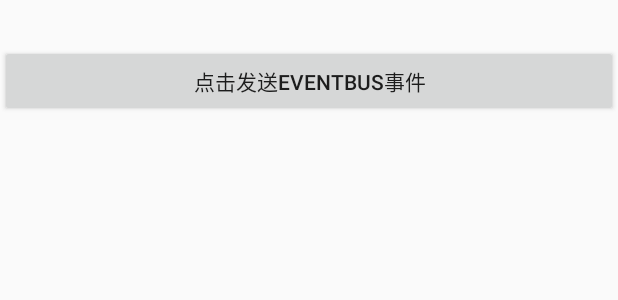
After one commit to rankaifeng/CoolFrame, an Android app: the layout evenbus_layout.xml on its own in the app's theme, with its tools: preview values and no code run, on a phone screen of 412 x 824 dp. The commit adds this screen. Shown: the top 300 px of the screen. Run offline under Robolectric (Android 15) with nearby library versions, the phone set to English and light mode, and no system bars.

```diff
--- a/CoolFrame/app/build.gradle
+++ b/CoolFrame/app/build.gradle
@@ -38,4 +38,5 @@ dependencies {
     compile 'io.reactivex.rxjava2:rxandroid:2.0.1'
     compile 'com.squareup.retrofit2:adapter-rxjava2:2.3.0'
     compile 'com.youth.banner:banner:1.4.9'
+    compile 'org.greenrobot:eventbus:3.0.0'
 }
--- a/CoolFrame/app/src/main/AndroidManifest.xml
+++ b/CoolFrame/app/src/main/AndroidManifest.xml
@@ -20,6 +20,6 @@
                 <category android:name="android.intent.category.LAUNCHER" />
             </intent-filter>
         </activity>
+        <activity android:name=".activity.EvenBusActivity" />
     </application>
-
 </manifest>
--- /dev/null
+++ b/CoolFrame/app/src/main/res/layout/evenbus_layout.xml
@@ -0,0 +1,21 @@
+<?xml version="1.0" encoding="utf-8"?>
+<RelativeLayout xmlns:android="http://schemas.android.com/apk/res/android"
+    android:layout_width="match_parent"
+    android:layout_height="match_parent">
+
+    <Button
+        android:layout_marginTop="30dp"
+        android:id="@+id/btn_event"
+        android:layout_width="match_parent"
+        android:layout_height="wrap_content"
+        android:text="点击发送eventbus事件" />
+
+    <TextView
+        android:layout_marginBottom="60dp"
+        android:id="@+id/tv_show"
+        android:layout_width="match_parent"
+        android:layout_height="wrap_content"
+        android:layout_alignParentBottom="true"
+        android:textSize="40sp" />
+
+</RelativeLayout>
--- a/CoolFrame/app/src/main/res/layout/recl_head.xml
+++ b/CoolFrame/app/src/main/res/layout/recl_head.xml
@@ -1,10 +1,13 @@
 <?xml version="1.0" encoding="utf-8"?>
 <LinearLayout xmlns:android="http://schemas.android.com/apk/res/android"
+    xmlns:app="http://schemas.android.com/apk/res-auto"
     android:layout_width="match_parent"
     android:layout_height="match_parent">
 
     <com.youth.banner.Banner
         android:id="@+id/banner"
         android:layout_width="match_parent"
-        android:layout_height="200dp" />
+        android:layout_height="200dp"
+        app:indicator_height="10dp"
+        app:indicator_width="10dp" />
 </LinearLayout>
```
Also changed, not shown: CoolFrame/app/src/main/java/cool/frame/com/coolframe/activity/EvenBusActivity.java (added, +56 -0 lines), CoolFrame/app/src/main/java/cool/frame/com/coolframe/activity/MainActivity.java (+46 -0 lines), CoolFrame/app/src/main/java/cool/frame/com/coolframe/model/EventMsg.java (added, +33 -0 lines).
